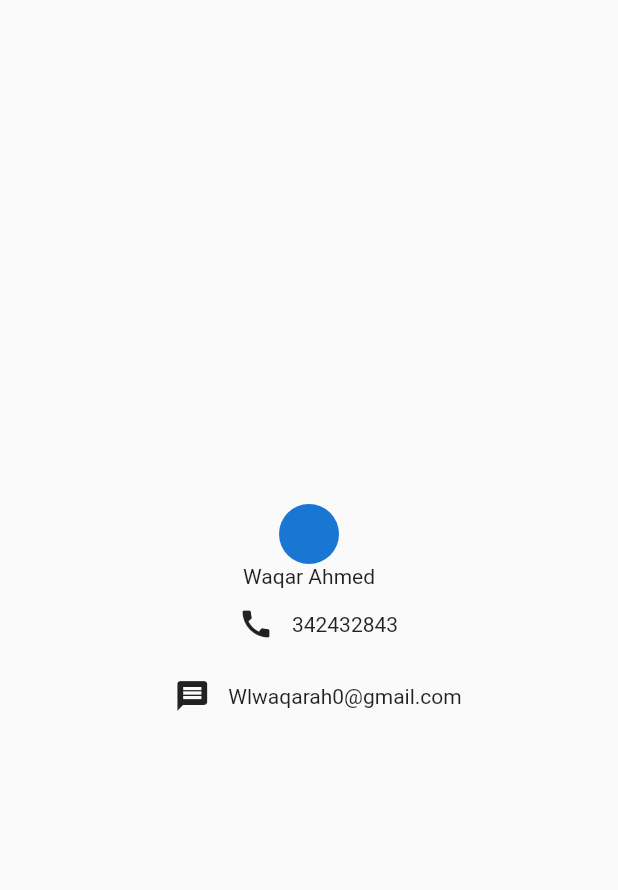
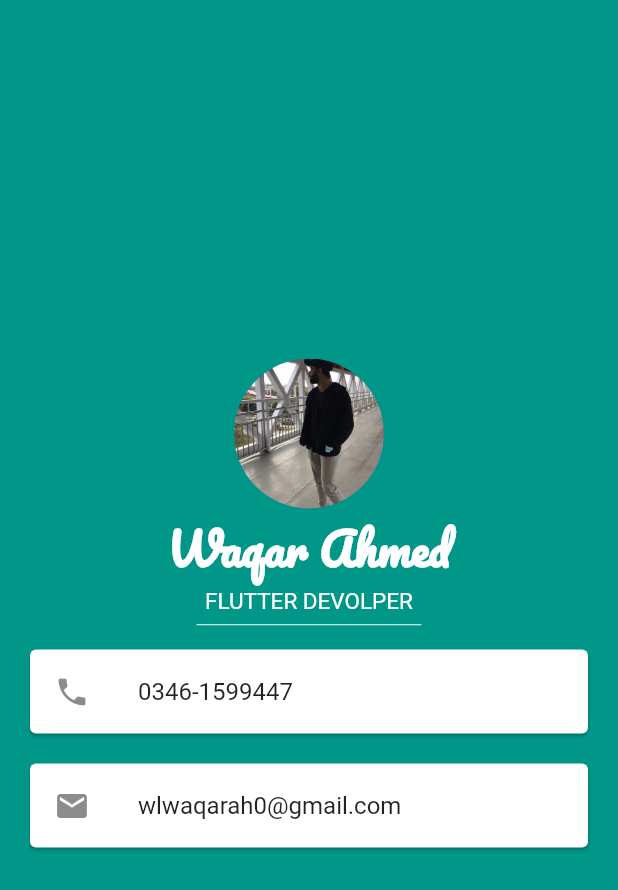
Before and after one commit to WaqarAhmedk/micard, a Flutter app: the screen it shows after launch, on a phone screen of 412 x 824 dp. Shown: the top 890 px of the screen. Run offline on Flutter 3.47's test engine with Material 2 defaults, Android fonts, the phone set to English and light mode, and no system bars; Roboto replaces fonts that are missing (SourceSansPro-Regular).

Commit message:
learned how to use row column continaer listtile card widget
in it i created a micard bussiness card which shows some of myu information having fun

```diff
--- a/lib/main.dart
+++ b/lib/main.dart
@@ -7,29 +7,52 @@ class MyApp extends StatelessWidget {
   Widget build(BuildContext context) {
     return MaterialApp(
       home: Scaffold(
+        backgroundColor: Colors.teal,
         body: SafeArea(
-          child: Container(
-            child: Column(
-              mainAxisAlignment: MainAxisAlignment.center,
-              children: [
-                CircleAvatar(),
-                Text("Waqar Ahmed"),
-                Row(
-                  mainAxisAlignment: MainAxisAlignment.center,
-                  children: [
-                    IconButton(icon: Icon(Icons.call), onPressed: () {}),
-                    Text("342432843"),
-                  ],
+          child: Column(
+            mainAxisAlignment: MainAxisAlignment.center,
+            children: [
+              CircleAvatar(
+                radius: 50,
+                backgroundImage: AssetImage("images/myimage.jpg"),
+              ),
+              Text(
+                "Waqar Ahmed",
+                style: TextStyle(
+                    color: Colors.white,
+                    fontFamily: "Pacifico",
+                    fontSize: 30,
+                    fontWeight: FontWeight.bold),
+              ),
+              Text(
+                "FLUTTER DEVOLPER",
+                style: TextStyle(
+                    color: Colors.white,
+                    fontSize: 15,
+                    fontFamily: "SourceSansPro-Regular"),
+              ),
+              SizedBox(
+                height: 13,
+                width: 150,
+                child: Divider(
+                  color: Colors.white,
                 ),
-                Row(
-                  mainAxisAlignment: MainAxisAlignment.center,
-                  children: [
-                    IconButton(icon: Icon(Icons.message), onPressed: () {}),
-                    Text("Wlwaqarah0@gmail.com"),
-                  ],
+              ),
+              Card(
+                margin: EdgeInsets.fromLTRB(20, 10, 20, 20),
+                child: ListTile(
+                  leading: Icon(Icons.phone),
+                  title: Text("0346-1599447"),
                 ),
-              ],
-            ),
+              ),
+              Card(
+                margin: EdgeInsets.fromLTRB(20, 0, 20, 20),
+                child: ListTile(
+                  leading: Icon(Icons.email),
+                  title: Text("wlwaqarah0@gmail.com"),
+                ),
+              ),
+            ],
           ),
         ),
       ),
```
Also changed, not shown: pubspec.yaml (+13 -42 lines), fonts/Pacifico-Regular.ttf (added), fonts/SourceSansPro-Regular.ttf (added), images/myimage.jpg (added).
